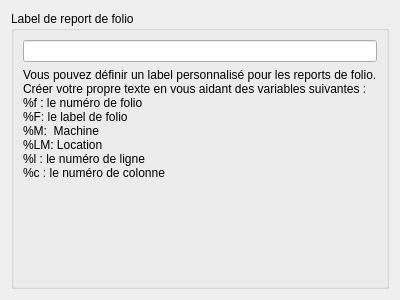
Qt form sources/ui/reportpropertiewidget.ui (qelectrotech/qelectrotech-source-mirror) before a commit.
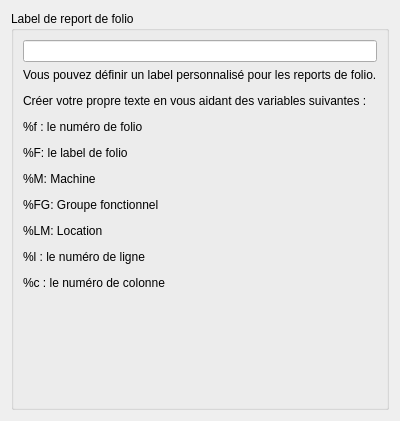
The same form after that commit.

What changed in the file:
```diff
--- a/sources/ui/reportpropertiewidget.ui
+++ b/sources/ui/reportpropertiewidget.ui
@@ -7,7 +7,7 @@
     <x>0</x>
     <y>0</y>
     <width>400</width>
-    <height>300</height>
+    <height>421</height>
    </rect>
   </property>
   <property name="windowTitle">
@@ -32,14 +32,7 @@
         <item>
          <widget class="QLabel" name="label_">
           <property name="text">
-           <string>Vous pouvez définir un label personnalisé pour les reports de folio.
-Créer votre propre texte en vous aidant des variables suivantes :
-%f : le numéro de folio 
-%F: le label de folio
-%M:  Machine 
-%LM: Location
-%l : le numéro de ligne
-%c : le numéro de colonne</string>
+           <string>&lt;html&gt;&lt;head/&gt;&lt;body&gt;&lt;p&gt;Vous pouvez définir un label personnalisé pour les reports de folio.&lt;/p&gt;&lt;p&gt;Créer votre propre texte en vous aidant des variables suivantes :&lt;/p&gt;&lt;p&gt;%f : le numéro de folio &lt;/p&gt;&lt;p&gt;%F: le label de folio&lt;/p&gt;&lt;p&gt;%M:  Machine &lt;/p&gt;&lt;p&gt;%FG: Groupe fonctionnel&lt;/p&gt;&lt;p&gt;%LM: Location&lt;/p&gt;&lt;p&gt;%l : le numéro de ligne&lt;/p&gt;&lt;p&gt;%c : le numéro de colonne&lt;/p&gt;&lt;/body&gt;&lt;/html&gt;</string>
           </property>
           <property name="scaledContents">
            <bool>false</bool>
```
